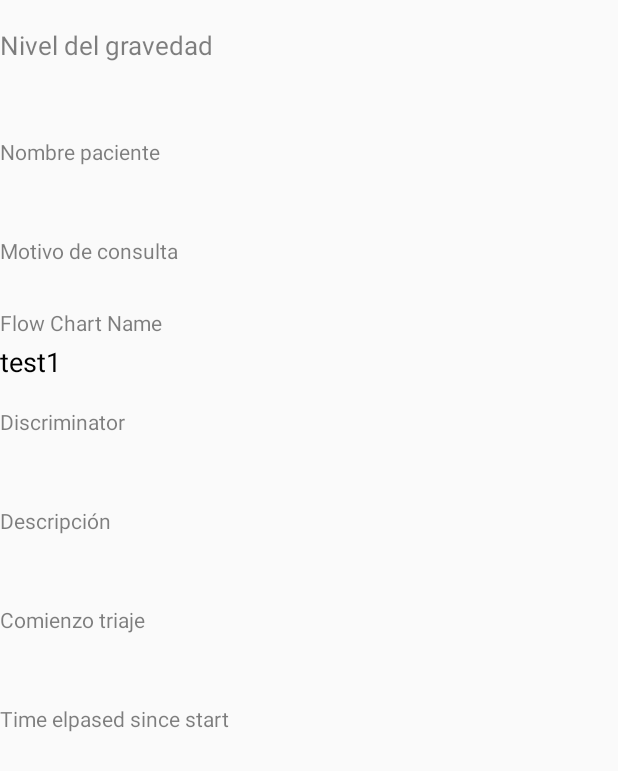
After one commit to flocodemillo/TriApp, an Android app: the layout dialog_report.xml on its own in the app's theme, with its tools: preview values and no code run, on a phone screen of 412 x 824 dp. The commit adds this screen. Shown: the top 771 px of the screen. Run offline under Robolectric (Android 15) with nearby library versions, the phone set to English and light mode, and no system bars.

Commit message:
Stepper final

```diff
--- a/app/build.gradle
+++ b/app/build.gradle
@@ -33,4 +33,8 @@ dependencies {
     compile 'com.journeyapps:zxing-android-integration:2.0.1@aar'
     compile 'com.google.zxing:core:3.0.1'
     compile 'com.github.fcannizzaro:material-stepper:1.0.8'
+    compile 'com.github.gabrielemariotti.cards:cardslib-core:2.1.0'
+    compile('com.github.afollestad.material-dialogs:core:0.8.5.8@aar') {
+        transitive = true
+    }
 }
--- a/app/src/main/java/es/usc/citius/triapp/activities/ResultActivity.java
+++ b/app/src/main/java/es/usc/citius/triapp/activities/ResultActivity.java
@@ -48,8 +48,8 @@ public class ResultActivity extends AppCompatActivity {
 
         private void initializeData(){
 
-            persons = new ArrayList<>();
-            persons = Patients.getPatients();
+            //persons = new ArrayList<>();
+            //persons = Patients.getPatients();
             Log.v(TAG, "Size: " + persons.size());
 
             results = Patients.getCurrentPatient().getResults();
--- a/app/src/main/java/es/usc/citius/triapp/adapters/StepSampleAdapter.java
+++ b/app/src/main/java/es/usc/citius/triapp/adapters/StepSampleAdapter.java
@@ -46,7 +46,7 @@ public class StepSampleAdapter extends AbstractStep {
         DiscriminatorsAdapter adapter = new DiscriminatorsAdapter((Manchester.getCurrentWorkFlow()).getLevel(level).getDiscriminators(),level, this.getActivity());
         rv.setAdapter(adapter);
 
-        button = (Button) v.findViewById(R.id.button);
+       /* button = (Button) v.findViewById(R.id.button);
         button.setOnClickListener(new View.OnClickListener() {
             @Override
             public void onClick(View view) {
@@ -54,7 +54,7 @@ public class StepSampleAdapter extends AbstractStep {
                 if (mStepper != null)
                     mStepper.getExtras().putInt("Click", i);
             }
-        });
+        });*/
 
         return v;
     }
--- a/app/src/main/java/es/usc/citius/triapp/data/patients/Patient.java
+++ b/app/src/main/java/es/usc/citius/triapp/data/patients/Patient.java
@@ -14,6 +14,7 @@ public class Patient {
     private boolean show;
     private boolean triaged;
     private static List<TriageResult> triageResultList = new ArrayList<>();
+    private TriageResult current;
 
 
     //private String birthDate;
@@ -40,6 +41,7 @@ public class Patient {
     public String getDescription() {return this.description;}
     public Boolean getTriaged() {return this.triaged;}
     public List<TriageResult> getResults() {return triageResultList;}
+    public TriageResult getCurrentTriage() {return current;}
 
 
     public Boolean getShow() {return this.show;}
@@ -59,5 +61,6 @@ public class Patient {
         this.description = description;
     }
     public void setTriaged(Boolean triaged) {this.triaged = triaged; }
+    public void setCurrentTriage(TriageResult data) {this.current = data;}
 
 }
--- /dev/null
+++ b/app/src/main/res/layout/dialog_report.xml
@@ -0,0 +1,135 @@
+<?xml version="1.0" encoding="utf-8"?>
+<LinearLayout xmlns:android="http://schemas.android.com/apk/res/android"
+    android:layout_width="match_parent"
+    android:layout_height="wrap_content"
+    android:orientation="vertical">
+
+    <TextView
+        android:layout_width="wrap_content"
+        android:layout_height="wrap_content"
+        android:layout_marginTop="18dp"
+        android:text="Nivel del gravedad"
+        android:textColor="#80000000"
+        android:textSize="17sp" />
+
+    <TextView
+        android:id="@+id/fcLevel"
+        android:layout_width="wrap_content"
+        android:layout_height="wrap_content"
+        android:layout_marginTop="4dp"
+        android:textColor="#000000"
+        android:textSize="20dp" />
+    <TextView
+        android:layout_width="wrap_content"
+        android:layout_height="wrap_content"
+        android:layout_marginTop="18dp"
+        android:text="Nombre paciente"
+        android:textColor="#80000000"
+        android:textSize="14sp" />
+
+    <TextView
+        android:id="@+id/pName"
+        android:layout_width="wrap_content"
+        android:layout_height="wrap_content"
+        android:layout_marginTop="4dp"
+        android:textColor="#000000"
+        android:textSize="18dp" />
+
+    <TextView
+        android:layout_width="wrap_content"
+        android:layout_height="wrap_content"
+        android:layout_marginTop="18dp"
+        android:text="Motivo de consulta"
+        android:textColor="#80000000"
+        android:textSize="14sp" />
+
+    <TextView
+        android:id="@+id/pDescription"
+        android:layout_width="wrap_content"
+        android:layout_height="wrap_content"
+        android:layout_marginTop="4dp"
+        android:textColor="#000000"
+        android:textSize="18dp" />
+
+    <TextView
+        android:layout_width="wrap_content"
+        android:layout_height="wrap_content"
+        android:text="Flow Chart Name"
+        android:textColor="#80000000"
+        android:textSize="14sp" />
+
+    <TextView
+        android:id="@+id/fcName"
+        android:layout_width="wrap_content"
+        android:layout_height="wrap_content"
+        android:layout_marginTop="4dp"
+        android:text="test1"
+        android:textColor="#000000"
+        android:textSize="18dp" />
+
+    <TextView
+        android:layout_width="wrap_content"
+        android:layout_height="wrap_content"
+        android:layout_marginTop="18dp"
+        android:text="Discriminator"
+        android:textColor="#80000000"
+        android:textSize="14sp" />
+
+    <TextView
+        android:id="@+id/fcDiscriminator"
+        android:layout_width="wrap_content"
+        android:layout_height="wrap_content"
+        android:layout_marginTop="4dp"
+        android:textColor="#000000"
+        android:textSize="18dp" />
+
+    <TextView
+        android:layout_width="wrap_content"
+        android:layout_height="wrap_content"
+        android:layout_marginTop="18dp"
+        android:text="Descripción"
+        android:textColor="#80000000"
+        android:textSize="14sp" />
+
+    <TextView
+        android:id="@+id/dDescription"
+        android:layout_width="wrap_content"
+        android:layout_height="wrap_content"
+        android:layout_marginTop="4dp"
+        android:textColor="#000000"
+        android:textSize="18dp" />
+
+    <TextView
+    android:layout_width="wrap_content"
+    android:layout_height="wrap_content"
+    android:layout_marginTop="18dp"
+    android:text="Comienzo triaje"
+    android:textColor="#80000000"
+    android:textSize="14sp" />
+
+    <TextView
+        android:id="@+id/date"
+        android:layout_width="wrap_content"
+        android:layout_height="wrap_content"
+        android:layout_marginTop="4dp"
+        android:textColor="#000000"
+        android:textSize="18dp" />
+
+    <TextView
+        android:layout_width="wrap_content"
+        android:layout_height="wrap_content"
+        android:layout_marginTop="18dp"
+        android:text="Time elpased since start"
+        android:textColor="#80000000"
+        android:textSize="14sp" />
+
+    <TextView
+        android:id="@+id/elapsedTime"
+        android:layout_width="wrap_content"
+        android:layout_height="wrap_content"
+        android:layout_marginTop="4dp"
+        android:textColor="#000000"
+        android:textSize="18dp" />
+
+
+</LinearLayout>
```
Also changed, not shown: app/src/main/java/es/usc/citius/triapp/activities/StepSample.java (+73 -2 lines), app/src/main/java/es/usc/citius/triapp/adapters/DiscriminatorsAdapter.java (+72 -12 lines), app/src/main/java/es/usc/citius/triapp/data/patients/TriageResult.java (+37 -10 lines), app/src/main/java/es/usc/citius/triapp/fragments/ReportFragment.java (+5 -2 lines), app/src/main/res/layout/step.xml (+0 -8 lines), 1 other file.
